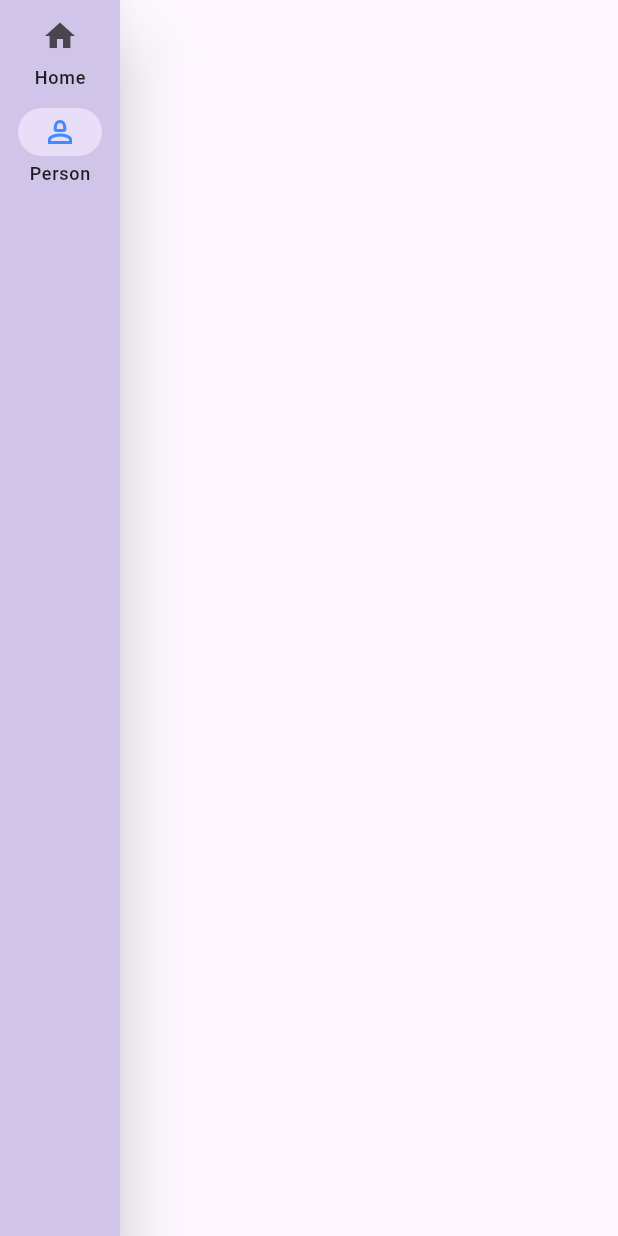
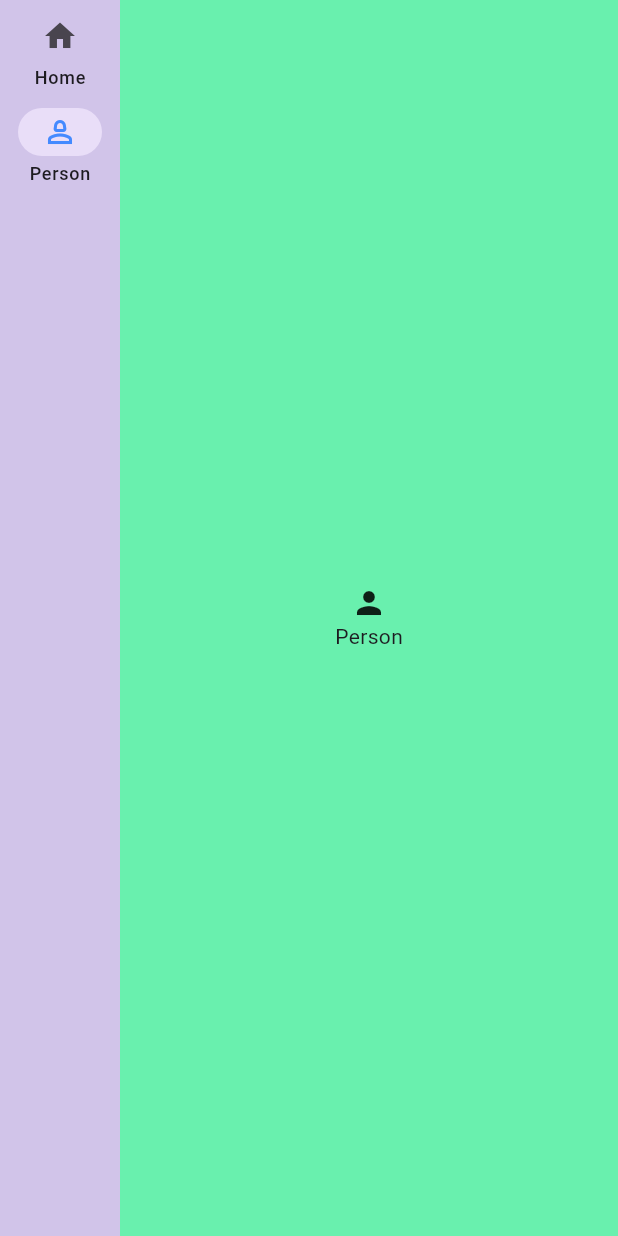
Before and after one commit to tanjilalom/Navigation-Rail-Widget, a Flutter app: the screen it shows after launch, after a tap on "Person", on a phone screen of 412 x 824 dp. Run offline on Flutter 3.47's test engine with Material 3 defaults, Android fonts, the phone set to English and light mode, and no system bars.

Commit message:
Initial commit

```diff
--- a/lib/main.dart
+++ b/lib/main.dart
@@ -1,4 +1,6 @@
 import 'package:flutter/material.dart';
+import 'package:navigation_rail/page1.dart';
+import 'package:navigation_rail/page2.dart';
 
 void main() {
   runApp(const MyApp());
@@ -31,6 +33,11 @@ class MyHomePage extends StatefulWidget {
 
 class _MyHomePageState extends State<MyHomePage> {
   int _selectedIndex = 0;
+  final _pages = [
+    page1(),
+    page2(),
+  ];
+
   @override
   Widget build(BuildContext context) {
     return SafeArea(
@@ -66,6 +73,9 @@ class _MyHomePageState extends State<MyHomePage> {
                 ),
               ],
             ),
+            Expanded(child: Container(
+              child: _pages[_selectedIndex],
+            ),),
           ],
         ),
       ),
--- /dev/null
+++ b/lib/page1.dart
@@ -0,0 +1,24 @@
+import 'package:flutter/material.dart';
+
+class page1 extends StatelessWidget {
+  const page1({super.key});
+
+  @override
+  Widget build(BuildContext context) {
+    return MaterialApp(
+      debugShowCheckedModeBanner: false,
+      home: Scaffold(
+        backgroundColor: Colors.redAccent,
+        body: Center(
+          child: Column(
+            mainAxisAlignment: MainAxisAlignment.center,
+            children: [
+              Icon(Icons.home),
+              Text("Home"),
+            ],
+          ),
+        ),
+      ),
+    );
+  }
+}
--- /dev/null
+++ b/lib/page2.dart
@@ -0,0 +1,24 @@
+import 'package:flutter/material.dart';
+
+class page2 extends StatelessWidget {
+  const page2({super.key});
+
+  @override
+  Widget build(BuildContext context) {
+    return MaterialApp(
+      debugShowCheckedModeBanner: false,
+      home: Scaffold(
+        backgroundColor: Colors.greenAccent,
+        body: Center(
+          child: Column(
+            mainAxisAlignment: MainAxisAlignment.center,
+            children: [
+              Icon(Icons.person),
+              Text("Person"),
+            ],
+          ),
+        ),
+      ),
+    );
+  }
+}
```
